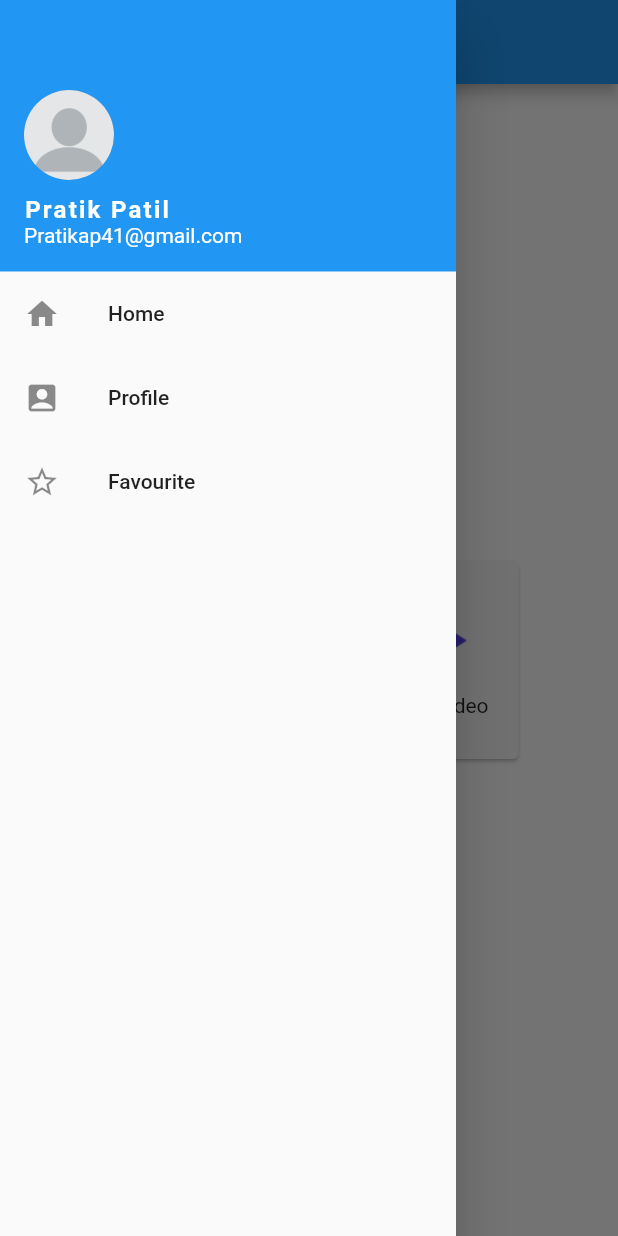
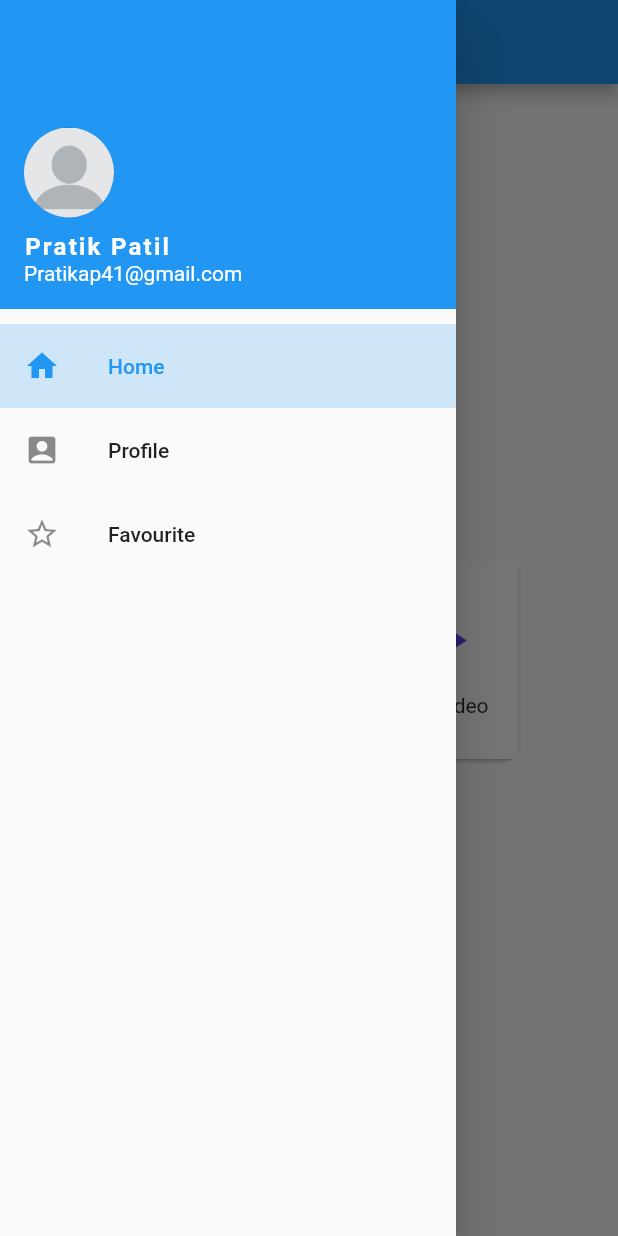
Before and after one commit to pratikap41/pixaflip_flutter, a Flutter app: the screen it shows after launch, in the side drawer, after a tap on "Show PDF", on a phone screen of 412 x 824 dp. Run offline on Flutter 3.47's test engine with Material 2 defaults, Android fonts, the phone set to English and light mode, and no system bars; our stand-ins replace sqflite, video_player; missing offline and left inert: dart:ffi, favorite_button, pdf_flutter; accounts and stored records are empty; statements that could not run were skipped.

Commit message:
improved f=drawer design

```diff
--- a/lib/MainDrawer/DrawerMenu.dart
+++ b/lib/MainDrawer/DrawerMenu.dart
@@ -1,6 +1,10 @@
 import 'package:flutter/material.dart';
 
 class DrawerMenu extends StatefulWidget {
+  Function onTap ;
+  int selectedFragment;
+  DrawerMenu({ @required this.onTap, @required this.selectedFragment});
+
   @override
   _DrawerMenuState createState() => _DrawerMenuState();
 }
@@ -11,27 +15,33 @@ class _DrawerMenuState extends State<DrawerMenu> {
     return Column(
       children: [
         ListTile(
+          selectedTileColor: Colors.blue.withOpacity(0.2),
+          selected: widget.selectedFragment==0?true:false,
           leading: Icon(Icons.home),
           title: Text('Home'),
           onTap: () {
             Navigator.pop(context);
-            Navigator.pushNamed(context, "/");
+            widget.onTap(0);
           },
         ),
         ListTile(
+          selectedTileColor: Colors.blue.withOpacity(0.2),
+          selected: widget.selectedFragment==1?true:false,
           leading: Icon(Icons.account_box),
           title: Text('Profile'),
           onTap: () {
             Navigator.pop(context);
-            Navigator.pushNamed(context, "/Profile");
+            widget.onTap(1);
           },
         ),
         ListTile(
+          selectedTileColor: Colors.blue.withOpacity(0.2),
+          selected: widget.selectedFragment==2?true:false,
           leading: Icon(Icons.star_border),
           title: Text('Favourite'),
           onTap: () {
             Navigator.pop(context);
-            Navigator.pushNamed(context, "/FavPdf");
+            widget.onTap(2);
           },
         )
       ],
--- a/lib/MainDrawer/DrawerTopBar.dart
+++ b/lib/MainDrawer/DrawerTopBar.dart
@@ -6,6 +6,7 @@ class DrawerTopBar extends StatelessWidget {
   @override
   Widget build(BuildContext context) {
     return Container(
+      height: 206,
       width: double.infinity,
       padding: EdgeInsets.fromLTRB(16.0,60.0, 16.0, 16.0 ),
       color: Theme.of(context).primaryColor,
--- a/lib/MainDrawer/MainDrawer.dart
+++ b/lib/MainDrawer/MainDrawer.dart
@@ -4,6 +4,10 @@ import 'package:pixaflip/MainDrawer/DrawerMenu.dart';
 import 'package:pixaflip/MainDrawer/DrawerTopBar.dart';
 
 class MainDrawer extends StatefulWidget {
+  Function onTap ;
+  int selectedFragment;
+  MainDrawer({ @required this.onTap, @required this.selectedFragment});
+
   @override
   _MainDrawerState createState() => _MainDrawerState();
 }
@@ -15,7 +19,11 @@ class _MainDrawerState extends State<MainDrawer> {
         child: Column(
           children: <Widget>[
             DrawerTopBar(),
-            DrawerMenu(),
+            SizedBox(height: 10,),
+            DrawerMenu(
+              selectedFragment: widget.selectedFragment,
+              onTap: widget.onTap,
+            ),
           ],
         ),
     );
--- a/lib/SquareButton.dart
+++ b/lib/SquareButton.dart
@@ -11,7 +11,9 @@ class SquareButton extends StatelessWidget {
 
   @override
   Widget build(BuildContext context) {
-    return Card(
+    return ClipRRect(
+      borderRadius: BorderRadius.circular(20),
+      child: Card(
         color: color,
         child: InkWell(
           onTap: (){
@@ -35,6 +37,7 @@ class SquareButton extends StatelessWidget {
             ),
           ),
         ),
+      ),
     );
   }
 }
--- a/lib/fragments/Home.dart
+++ b/lib/fragments/Home.dart
@@ -36,14 +36,7 @@ class _HomeState extends State<Home> {
   @override
   Widget build(BuildContext context) {
 
-    return Scaffold(
-      appBar: AppBar(
-        title: Text(
-          'Home'
-        ),
-      ),
-      drawer: MainDrawer(),
-      body: Center(
+    return Center(
         child: Container(
           width: double.infinity,
           height: 140.0,
@@ -55,7 +48,7 @@ class _HomeState extends State<Home> {
                  onTap: (){
                    Navigator.pushNamed(context, "/AllPdf");
                  },
-                 color: Colors.grey[100],
+                 color: Theme.of(context).cardColor,
                  title: 'Show PDF',
                  image: 'assets/pdf.png',
                ),
@@ -63,14 +56,13 @@ class _HomeState extends State<Home> {
                  onTap: (){
                       Navigator.pushNamed(context, "/MyVideoPlayer");
                  },
-                 color: Colors.grey[100],
+                 color: Theme.of(context).cardColor,
                  title: 'Play Video',
                  image: 'assets/ic_play.png',
                ),
             ],
           ),
         ),
-      ),
-    );
+      );
   }
 }
--- a/lib/main.dart
+++ b/lib/main.dart
@@ -1,5 +1,6 @@
 
 import 'package:flutter/material.dart';
+import 'package:pixaflip/MainDrawer/MainDrawer.dart';
 import 'package:pixaflip/fragments/Home.dart';
 import 'package:pixaflip/fragments/Profile.dart';
 import 'package:pixaflip/fragments/FavPdf.dart';
@@ -9,8 +10,10 @@ import 'package:pixaflip/pages/PdfView.dart';
 
 void main() {
   runApp(MaterialApp(
+    theme: ThemeData.light(),
+    darkTheme: ThemeData.dark(),
     routes: {
-      "/": (context) => Home(),
+      "/": (context) => Main(),
       "/Profile": (context) => Profile(),
       "/FavPdf": (context) => FavPdf(),
       "/AllPdf": (context) => AllPdf(),
@@ -19,3 +22,37 @@ void main() {
     },
   ));
 }
+
+class Main extends StatefulWidget {
+  @override
+  _MainState createState() => _MainState();
+}
+
+class _MainState extends State<Main> {
+
+  int selectedFragment = 0;
+
+  static final List<Widget> fragments = [
+    Home(),
+    Profile(),
+    FavPdf()
+  ];
+
+  @override
+  Widget build(BuildContext context) {
+    return Scaffold(
+      appBar: AppBar(
+        title: Text('PixaFlip'),
+      ),
+      drawer: MainDrawer(
+        selectedFragment: selectedFragment,
+        onTap: (index) {
+          setState(() {
+            selectedFragment = index;
+          });
+        },
+      ),
+      body: fragments[selectedFragment],
+    );
+  }
+}
```
Also changed, not shown: lib/PdfCard.dart (+5 -5 lines), lib/ProfileFieldUI.dart (+7 -8 lines), lib/fragments/FavPdf.dart (+2 -8 lines), lib/fragments/Profile.dart (+12 -14 lines). Lines whose indentation alone changed are shown as unchanged.
